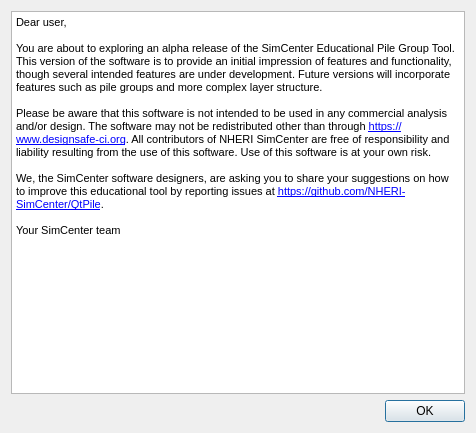
Before: the Qt Designer form utilWindows/dialogabout.ui in NHERI-SimCenter/PileGroupTool, drawn with Qt 5.
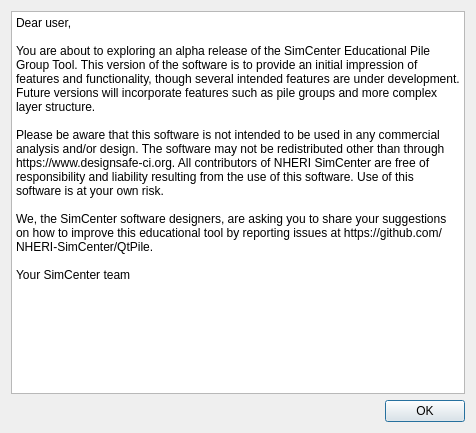
After: the same form once the commit is applied.

Commit message: trying QPlainTextEdit

What changed in the file:
```diff
--- a/utilWindows/dialogabout.ui
+++ b/utilWindows/dialogabout.ui
@@ -27,31 +27,18 @@
      </property>
     </widget>
    </item>
-   <item row="1" column="0">
-    <widget class="QTextBrowser" name="textBrowser">
-     <property name="undoRedoEnabled">
-      <bool>false</bool>
-     </property>
-     <property name="html">
-      <string>&lt;!DOCTYPE HTML PUBLIC &quot;-//W3C//DTD HTML 4.0//EN&quot; &quot;http://www.w3.org/TR/REC-html40/strict.dtd&quot;&gt;
-&lt;html&gt;&lt;head&gt;&lt;meta name=&quot;qrichtext&quot; content=&quot;1&quot; /&gt;&lt;style type=&quot;text/css&quot;&gt;
-p, li { white-space: pre-wrap; }
-&lt;/style&gt;&lt;/head&gt;&lt;body style=&quot; font-family:'MS Shell Dlg 2'; font-size:7.875pt; font-weight:400; font-style:normal;&quot;&gt;
-&lt;p style=&quot; margin-top:0px; margin-bottom:0px; margin-left:0px; margin-right:0px; -qt-block-indent:0; text-indent:0px;&quot;&gt;&lt;span style=&quot; font-size:8pt;&quot;&gt;Dear user,&lt;/span&gt;&lt;/p&gt;
-&lt;p style=&quot;-qt-paragraph-type:empty; margin-top:0px; margin-bottom:0px; margin-left:0px; margin-right:0px; -qt-block-indent:0; text-indent:0px; font-size:8pt;&quot;&gt;&lt;br /&gt;&lt;/p&gt;
-&lt;p style=&quot; margin-top:0px; margin-bottom:0px; margin-left:0px; margin-right:0px; -qt-block-indent:0; text-indent:0px;&quot;&gt;&lt;span style=&quot; font-size:8pt;&quot;&gt;You are about to exploring an alpha release of the SimCenter Educational Pile Group Tool. This version of the software is to provide an initial impression of features and functionality, though several intended features are under development. Future versions will incorporate features such as pile groups and more complex layer structure. &lt;/span&gt;&lt;/p&gt;
-&lt;p style=&quot;-qt-paragraph-type:empty; margin-top:0px; margin-bottom:0px; margin-left:0px; margin-right:0px; -qt-block-indent:0; text-indent:0px; font-size:8pt;&quot;&gt;&lt;br /&gt;&lt;/p&gt;
-&lt;p style=&quot; margin-top:0px; margin-bottom:0px; margin-left:0px; margin-right:0px; -qt-block-indent:0; text-indent:0px;&quot;&gt;&lt;span style=&quot; font-size:8pt;&quot;&gt;Please be aware that this software is not intended to be used in any commercial analysis and/or design. The software may not be redistributed other than through &lt;/span&gt;&lt;a href=&quot;https://www.designsafe-ci.org&quot;&gt;&lt;span style=&quot; font-size:8pt; text-decoration: underline; color:#0000ff;&quot;&gt;https://www.designsafe-ci.org&lt;/span&gt;&lt;/a&gt;&lt;span style=&quot; font-size:8pt;&quot;&gt;. All contributors of NHERI SimCenter are free of responsibility and liability resulting from the use of this software. Use of this software is at your own risk. &lt;/span&gt;&lt;/p&gt;
-&lt;p style=&quot;-qt-paragraph-type:empty; margin-top:0px; margin-bottom:0px; margin-left:0px; margin-right:0px; -qt-block-indent:0; text-indent:0px; font-size:8pt;&quot;&gt;&lt;br /&gt;&lt;/p&gt;
-&lt;p style=&quot; margin-top:0px; margin-bottom:0px; margin-left:0px; margin-right:0px; -qt-block-indent:0; text-indent:0px;&quot;&gt;&lt;span style=&quot; font-size:8pt;&quot;&gt;We, the SimCenter software designers, are asking you to share your suggestions on how to improve this educational tool by reporting issues at &lt;/span&gt;&lt;a href=&quot;https://github.com/NHERI-SimCenter/QtPile&quot;&gt;&lt;span style=&quot; font-size:8pt; text-decoration: underline; color:#0000ff;&quot;&gt;https://github.com/NHERI-SimCenter/QtPile&lt;/span&gt;&lt;/a&gt;&lt;span style=&quot; font-size:8pt;&quot;&gt;. &lt;/span&gt;&lt;/p&gt;
-&lt;p style=&quot;-qt-paragraph-type:empty; margin-top:0px; margin-bottom:0px; margin-left:0px; margin-right:0px; -qt-block-indent:0; text-indent:0px; font-size:8pt;&quot;&gt;&lt;br /&gt;&lt;/p&gt;
-&lt;p style=&quot; margin-top:0px; margin-bottom:0px; margin-left:0px; margin-right:0px; -qt-block-indent:0; text-indent:0px;&quot;&gt;&lt;span style=&quot; font-size:8pt;&quot;&gt;Your SimCenter team &lt;/span&gt;&lt;/p&gt;&lt;/body&gt;&lt;/html&gt;</string>
-     </property>
-     <property name="acceptRichText">
-      <bool>true</bool>
-     </property>
-     <property name="textInteractionFlags">
-      <set>Qt::TextSelectableByMouse</set>
+   <item row="0" column="0">
+    <widget class="QPlainTextEdit" name="plainTextEdit">
+     <property name="plainText">
+      <string>Dear user,
+
+You are about to exploring an alpha release of the SimCenter Educational Pile Group Tool. This version of the software is to provide an initial impression of features and functionality, though several intended features are under development. Future versions will incorporate features such as pile groups and more complex layer structure. 
+
+Please be aware that this software is not intended to be used in any commercial analysis and/or design. The software may not be redistributed other than through https://www.designsafe-ci.org. All contributors of NHERI SimCenter are free of responsibility and liability resulting from the use of this software. Use of this software is at your own risk. 
+
+We, the SimCenter software designers, are asking you to share your suggestions on how to improve this educational tool by reporting issues at https://github.com/NHERI-SimCenter/QtPile. 
+
+Your SimCenter team </string>
      </property>
     </widget>
    </item>
```
The commit also changes 1 other file.
